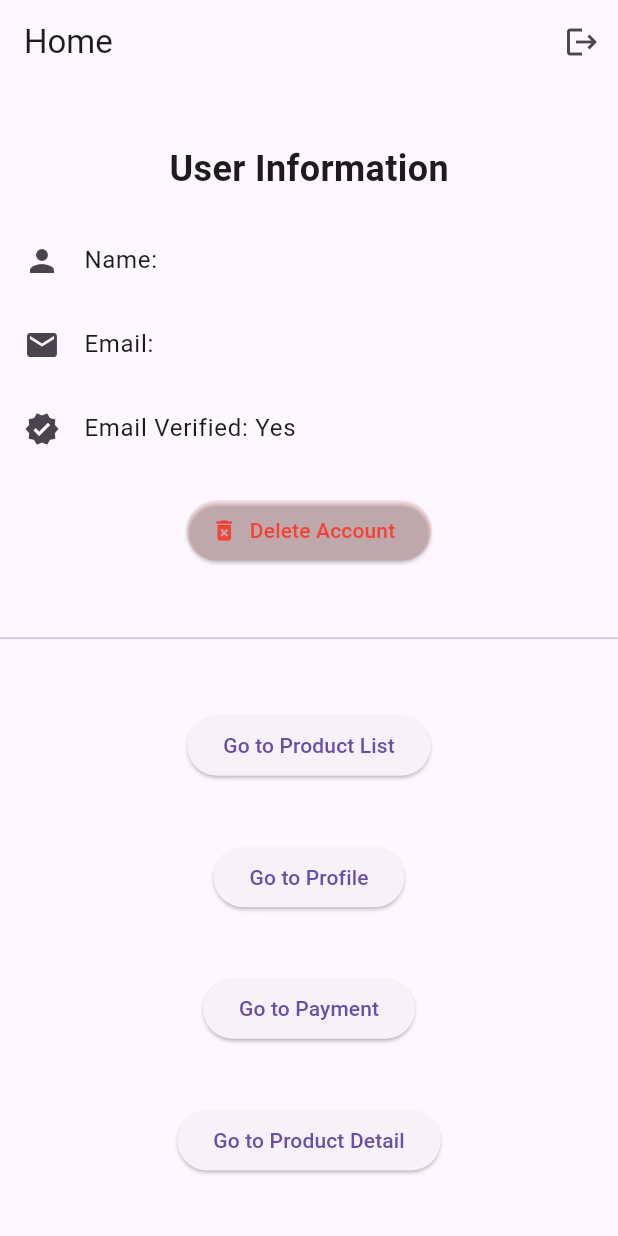
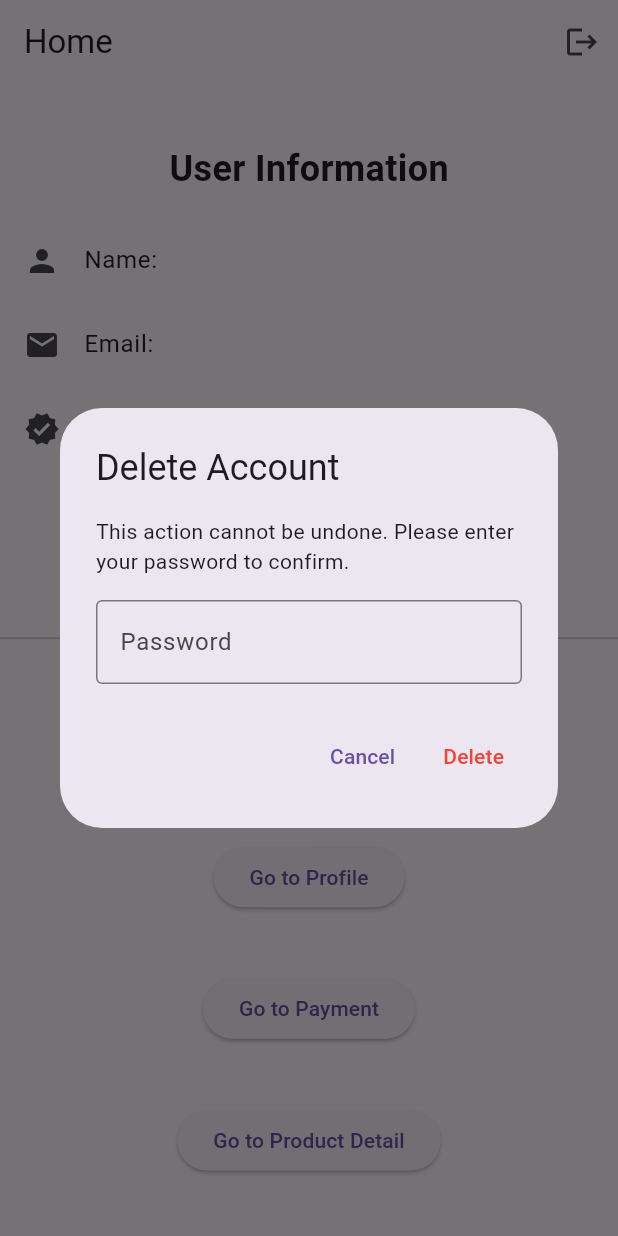
Before and after one commit to katespeed/marketplace, a Flutter app: the screen it shows once a user with an empty profile is signed in, after a tap on "Delete Account", on a phone screen of 412 x 824 dp. Run offline on Flutter 3.47's test engine with Material 3 defaults, Android fonts, the phone set to English and light mode, and no system bars; our stand-ins replace firebase_auth, firebase_core, flutter_hooks, flutter_riverpod, go_router, hooks_riverpod and 1 more; accounts and stored records are empty; generated files the repository leaves out were written again; statements that could not run were skipped.

Commit message:
add rivarpod and login

```diff
--- /dev/null
+++ b/lib/presentation/components/buttons/delete_account_button.dart
@@ -0,0 +1,97 @@
+import 'package:flutter/material.dart';
+import 'package:hooks_riverpod/hooks_riverpod.dart';
+import 'package:go_router/go_router.dart';
+import 'package:my_flutter_app/providers/auth_provider.dart';
+import 'package:firebase_auth/firebase_auth.dart';
+
+class DeleteAccountButton extends HookConsumerWidget {
+  const DeleteAccountButton({super.key});
+
+  @override
+  Widget build(BuildContext context, WidgetRef ref) {
+    return ElevatedButton(
+      onPressed: () => _showDeleteConfirmationDialog(context, ref),
+      style: ElevatedButton.styleFrom(
+        backgroundColor: Colors.red,
+        foregroundColor: Colors.white,
+      ),
+      child: const Text('Delete Account'),
+    );
+  }
+
+  Future<void> _showDeleteConfirmationDialog(BuildContext context, WidgetRef ref) async {
+    String? errorText;
+    bool shouldRetry;
+
+    do {
+      shouldRetry = false;
+      final passwordController = TextEditingController();
+
+      try {
+        final bool? confirmWithPassword = await showDialog<bool>(
+          context: context,
+          builder: (context) => AlertDialog(
+            title: const Text('Delete Account'),
+            content: Column(
+              mainAxisSize: MainAxisSize.min,
+              children: [
+                const Text(
+                  'This action cannot be undone. Please enter your password to confirm.',
+                ),
+                const SizedBox(height: 16),
+                TextField(
+                  controller: passwordController,
+                  decoration: InputDecoration(
+                    labelText: 'Password',
+                    border: const OutlineInputBorder(),
+                    errorText: errorText,
+                  ),
+                  obscureText: true,
+                ),
+              ],
+            ),
+            actions: [
+              TextButton(
+                onPressed: () => Navigator.of(context).pop(false),
+                child: const Text('Cancel'),
+              ),
+              TextButton(
+                onPressed: () => Navigator.of(context).pop(true),
+                child: const Text(
+                  'Delete',
+                  style: TextStyle(color: Colors.red),
+                ),
+              ),
+            ],
+          ),
+        );
+
+        if (confirmWithPassword == true) {
+          await ref.read(authProvider.notifier).deleteAccount(
+            password: passwordController.text,
+          );
+          if (context.mounted) {
+            context.go('/login');
+            ScaffoldMessenger.of(context).showSnackBar(
+              const SnackBar(content: Text('Account successfully deleted')),
+            );
+          }
+        }
+      } catch (e) {
+        if (e is FirebaseAuthException && e.code == 'wrong-password') {
+          errorText = 'Incorrect password. Please try again.';
+          shouldRetry = true;
+        } else if (context.mounted) {
+          ScaffoldMessenger.of(context).showSnackBar(
+            SnackBar(
+              content: Text(e.toString()),
+              backgroundColor: Colors.red,
+            ),
+          );
+        }
+      } finally {
+        passwordController.dispose();
+      }
+    } while (shouldRetry && context.mounted);
+  }
+}
--- /dev/null
+++ b/lib/presentation/components/cards/user_info_card.dart
@@ -0,0 +1,56 @@
+import 'package:flutter/material.dart';
+import 'package:firebase_auth/firebase_auth.dart';
+import 'package:my_flutter_app/presentation/components/buttons/delete_account_button.dart';
+import 'user_info_list_tile.dart';
+import 'package:flutter_hooks/flutter_hooks.dart';
+
+class UserInfoCard extends HookWidget {
+  const UserInfoCard({
+    super.key,
+    required this.user,
+  });
+
+  final User user;
+
+  @override
+  Widget build(BuildContext context) {
+    final nameController = useTextEditingController();
+    final emailController = useTextEditingController();
+    final verifiedController = useTextEditingController();
+
+    useEffect(() {
+      return () {
+        nameController.dispose();
+        emailController.dispose();
+        verifiedController.dispose();
+      };
+    }, []);
+
+    return Column(
+      children: [
+        const Text(
+          'User Information',
+          style: TextStyle(
+            fontSize: 24,
+            fontWeight: FontWeight.bold,
+          ),
+        ),
+        const SizedBox(height: 16),
+        UserInfoListTile(
+          icon: const Icon(Icons.person),
+          title: 'Name: ${user.displayName ?? 'Not set'}',
+        ),
+        UserInfoListTile(
+          icon: const Icon(Icons.email),
+          title: 'Email: ${user.email}',
+        ),
+        UserInfoListTile(
+          icon: const Icon(Icons.verified),
+          title: 'Email Verified: ${user.emailVerified ? 'Yes' : 'No'}',
+        ),
+        const SizedBox(height: 16),
+        const DeleteAccountButton(),
+      ],
+    );
+  }
+}
--- /dev/null
+++ b/lib/presentation/components/cards/user_info_list_tile.dart
@@ -0,0 +1,20 @@
+import 'package:flutter/material.dart';
+
+class UserInfoListTile extends StatelessWidget {
+  const UserInfoListTile({
+    super.key,
+    required this.icon,
+    required this.title,
+  });
+
+  final Icon icon;
+  final String title;
+
+  @override
+  Widget build(BuildContext context) {
+    return ListTile(
+      leading: icon,
+      title: Text(title),
+    );
+  }
+}
--- a/lib/presentation/pages/home.dart
+++ b/lib/presentation/pages/home.dart
@@ -1,9 +1,8 @@
 import 'package:flutter/material.dart';
 import 'package:hooks_riverpod/hooks_riverpod.dart';
 import 'package:go_router/go_router.dart';
-import 'package:flutter_hooks/flutter_hooks.dart';
-import '../../providers/auth_provider.dart';
-import '../widgets/user_info_card.dart';
+import 'package:my_flutter_app/presentation/components/cards/user_info_card.dart';
+import 'package:my_flutter_app/providers/auth_provider.dart';
 
 class HomePage extends HookConsumerWidget {
   const HomePage({super.key});
--- a/lib/presentation/pages/login.dart
+++ b/lib/presentation/pages/login.dart
@@ -2,7 +2,8 @@ import 'package:flutter/material.dart';
 import 'package:flutter_hooks/flutter_hooks.dart';
 import 'package:hooks_riverpod/hooks_riverpod.dart';
 import 'package:go_router/go_router.dart';
-import '../../providers/auth_provider.dart';
+import 'package:my_flutter_app/providers/auth_provider.dart';
+import 'package:my_flutter_app/providers/text_editing_controllers.dart';
 
 class LoginPage extends HookConsumerWidget {
   const LoginPage({super.key});
@@ -10,22 +11,16 @@ class LoginPage extends HookConsumerWidget {
   @override
   Widget build(BuildContext context, WidgetRef ref) {
     final formKey = useMemoized(() => GlobalKey<FormState>());
-    final emailController = useTextEditingController();
-    final passwordController = useTextEditingController();
-    final usernameController = useTextEditingController();
     final isLogin = useState(true);
 
-    useEffect(() {
-      return () {
-        emailController.dispose();
-        passwordController.dispose();
-        usernameController.dispose();
-      };
-    }, []);
+    final emailController = ref.watch(emailControllerProvider);
+    final passwordController = ref.watch(passwordControllerProvider);
+    final usernameController = ref.watch(usernameControllerProvider);
 
     Future<void> submit() async {
       if (!formKey.currentState!.validate()) return;
 
+      try {
         if (isLogin.value) {
           await ref.read(authProvider.notifier).signIn(
                 email: emailController.text,
@@ -38,21 +33,21 @@ class LoginPage extends HookConsumerWidget {
                 username: usernameController.text,
               );
         }
+      } catch (e) {
+        if (context.mounted) {
+          ScaffoldMessenger.of(context).showSnackBar(
+            SnackBar(content: Text(e.toString())),
+          );
+        }
+      }
     }
 
     ref.listen(authProvider, (previous, next) {
-      next.whenOrNull(
-        data: (user) {
+      next.whenData((user) {
         if (user != null) {
           context.go('/home');
         }
-        },
-        error: (error, stackTrace) {
-          ScaffoldMessenger.of(context).showSnackBar(
-            SnackBar(content: Text(error.toString())),
-          );
-        },
-      );
+      });
     });
 
     return Scaffold(
--- a/lib/presentation/widgets/user_info_card.dart
+++ /dev/null
@@ -1,44 +0,0 @@
-import 'package:flutter/material.dart';
-import 'package:firebase_auth/firebase_auth.dart';
-import 'delete_account_button.dart';
-
-class UserInfoCard extends StatelessWidget {
-  const UserInfoCard({
-    super.key,
-    required this.user,
-  });
-
-  final User user;
-
-  @override
-  Widget build(BuildContext context) {
-    return Column(
-      children: [
-        const Text(
-          'User Information',
-          style: TextStyle(
-            fontSize: 24,
-            fontWeight: FontWeight.bold,
-          ),
-        ),
-        const SizedBox(height: 16),
-        ListTile(
-          leading: const Icon(Icons.person),
-          title: Text('Name: ${user.displayName ?? 'Not set'}'),
-        ),
-        ListTile(
-          leading: const Icon(Icons.email),
-          title: Text('Email: ${user.email}'),
-        ),
-        ListTile(
-          leading: const Icon(Icons.verified),
-          title: Text(
-            'Email Verified: ${user.emailVerified ? 'Yes' : 'No'}',
-          ),
-        ),
-        const SizedBox(height: 16),
-        const DeleteAccountButton(),
-      ],
-    );
-  }
-}
--- /dev/null
+++ b/lib/providers/text_editing_controllers.dart
@@ -0,0 +1,34 @@
+import 'package:flutter/material.dart';
+import 'package:riverpod_annotation/riverpod_annotation.dart';
+
+part 'text_editing_controllers.g.dart';
+
+@riverpod
+class EmailController extends _$EmailController {
+  @override
+  TextEditingController build() {
+    final controller = TextEditingController();
+    ref.onDispose(() => controller.dispose());
+    return controller;
+  }
+}
+
+@riverpod
+class PasswordController extends _$PasswordController {
+  @override
+  TextEditingController build() {
+    final controller = TextEditingController();
+    ref.onDispose(() => controller.dispose());
+    return controller;
+  }
+}
+
+@riverpod
+class UsernameController extends _$UsernameController {
+  @override
+  TextEditingController build() {
+    final controller = TextEditingController();
+    ref.onDispose(() => controller.dispose());
+    return controller;
+  }
+}
--- a/pubspec.yaml
+++ b/pubspec.yaml
@@ -17,11 +17,14 @@ dependencies:
   go_router: ^13.2.0
   flutter_hooks: ^0.20.5
   hooks_riverpod: ^2.4.9
+  riverpod_annotation: ^2.0.0
 
 dev_dependencies:
   flutter_test:
     sdk: flutter
   flutter_lints: ^2.0.0
+  build_runner: ^2.0.0
+  riverpod_generator: ^2.0.0
 
 flutter:
   uses-material-design: true
```
Also changed, not shown: lib/presentation/components/dialogs/delete_account_dialog.dart (added, +50 -0 lines), lib/presentation/widgets/delete_account_button.dart (deleted, +0 -122 lines), lib/providers/auth_provider.dart (+17 -31 lines), lib/providers/auth_provider.g.dart (added), lib/providers/text_editing_controllers.g.dart (added), pubspec.lock, 1 other file. Lines whose indentation alone changed are shown as unchanged.
